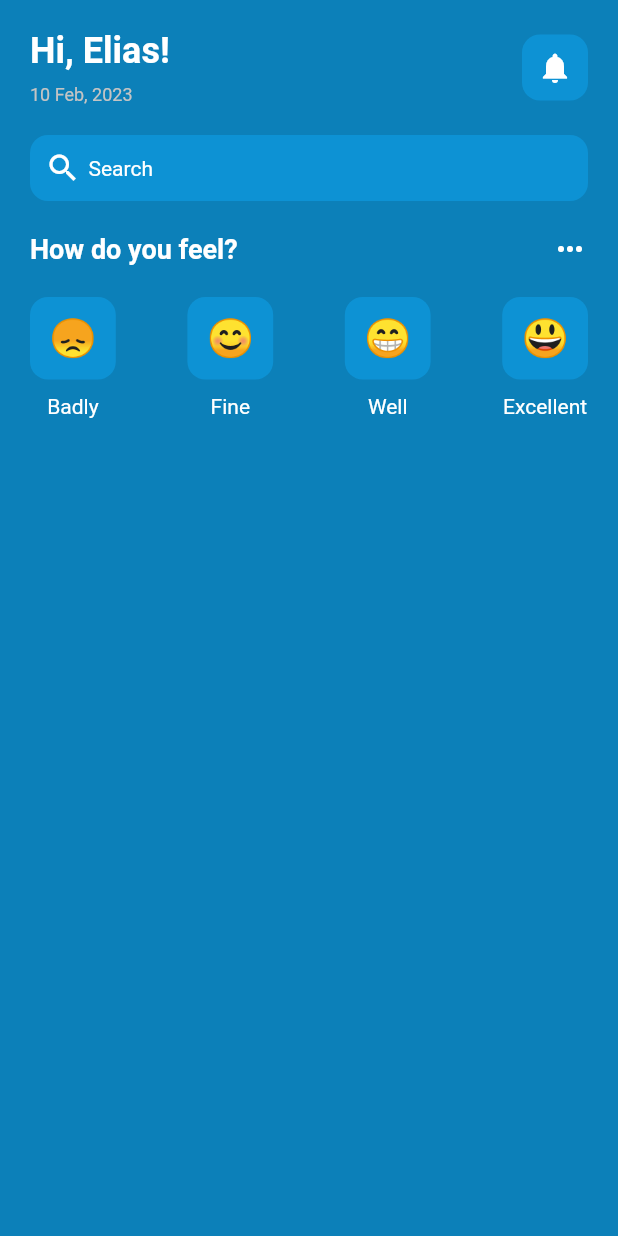
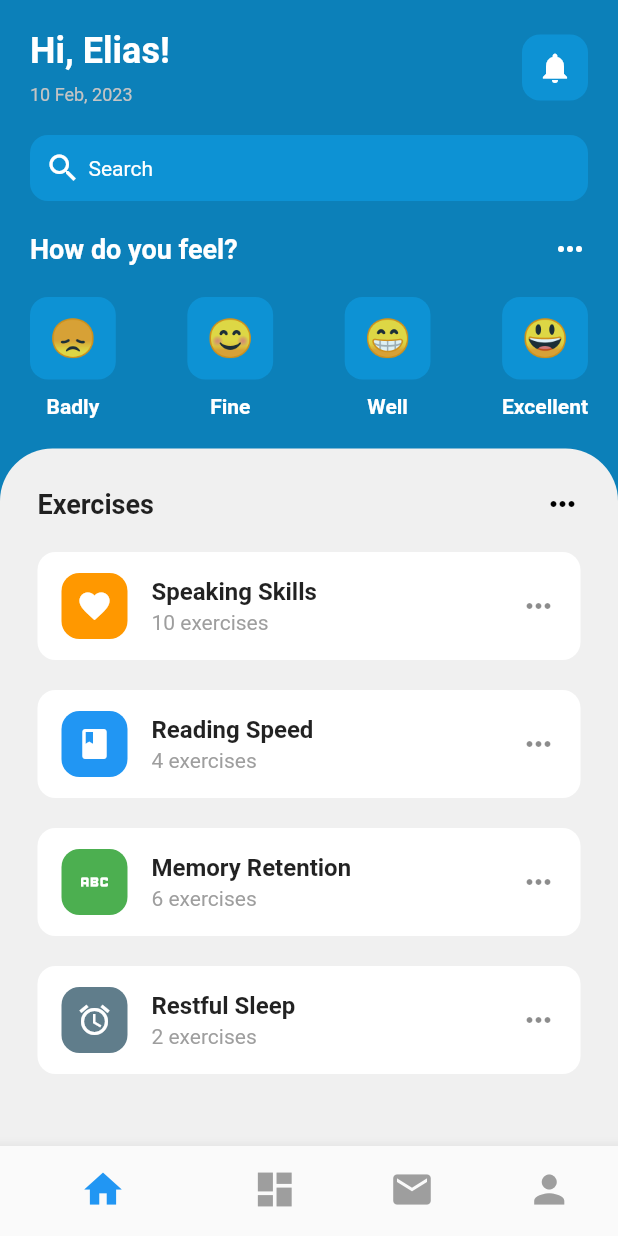
Before and after one commit to eliascreates/Mental-Health-App, a Flutter app: the screen it shows after launch, on a phone screen of 412 x 824 dp. Run offline on Flutter 3.47's test engine with Material 2 defaults, Android fonts, the phone set to English and light mode, and no system bars.

Commit message:
Complete UI Design of Home Page

```diff
--- /dev/null
+++ b/lib/customWidgets/bottom_navbar.dart
@@ -0,0 +1,46 @@
+import 'package:flutter/material.dart';
+
+class BottomNav extends StatelessWidget {
+  const BottomNav({super.key});
+
+  @override
+  Widget build(BuildContext context) {
+    return BottomNavigationBar(
+      items: const [
+        BottomNavigationBarItem(
+            icon: Icon(Icons.home,
+                color: Colors.grey, size: 30, semanticLabel: 'Home Page'),
+            label: 'Home',
+            activeIcon: Icon(Icons.home,
+                color: Colors.blue,
+                size: 30,
+                semanticLabel: 'Selected Home Page')),
+        BottomNavigationBarItem(
+            icon: Icon(Icons.dashboard,
+                color: Colors.grey, size: 30, semanticLabel: 'Dashboard Page'),
+            label: 'category',
+            activeIcon: Icon(Icons.dashboard,
+                color: Colors.blue,
+                size: 30,
+                semanticLabel: 'Selected Dashboard Page')),
+        BottomNavigationBarItem(
+            icon: Icon(Icons.mail,
+                color: Colors.grey, size: 30, semanticLabel: 'Mail Page'),
+            label: 'Mail',
+            activeIcon: Icon(Icons.mail,
+                color: Colors.blue,
+                size: 30,
+                semanticLabel: 'Selected Mail Page ')),
+        BottomNavigationBarItem(
+            icon: Icon(Icons.person,
+                color: Colors.grey, size: 30, semanticLabel: 'Profile Page'),
+            label: 'Profile',
+            activeIcon: Icon(Icons.person,
+                color: Colors.blue,
+                size: 30,
+                semanticLabel: 'Selected Profile Page')),
+      ],
+      showSelectedLabels: false,
+    );
+  }
+}
--- a/lib/customWidgets/emoji_with_text_widget.dart
+++ b/lib/customWidgets/emoji_with_text_widget.dart
@@ -29,7 +29,9 @@ class Emoji extends StatelessWidget {
         Text(
           emojiText,
           style: const TextStyle(
+            color: Colors.white,
             fontSize: 14,
+            fontWeight: FontWeight.bold,
           ),
         ),
       ],
--- /dev/null
+++ b/lib/customWidgets/exercises_tile.dart
@@ -0,0 +1,59 @@
+import 'package:flutter/material.dart';
+
+class ExerciseTile extends StatelessWidget {
+  final String exerciseName;
+  final int numExercises;
+  final Color iconBackColor;
+  final IconData iconFace;
+  const ExerciseTile(
+      {super.key,
+      required this.exerciseName,
+      required this.numExercises,
+      required this.iconBackColor,
+      required this.iconFace});
+
+  @override
+  Widget build(BuildContext context) {
+    return Padding(
+      padding: const EdgeInsets.only(bottom: 20.0),
+      child: Container(
+        decoration: BoxDecoration(
+          borderRadius: BorderRadius.circular(12),
+          color: Colors.white,
+        ),
+        child: ListTile(
+          title: Text(
+            exerciseName,
+            style: const TextStyle(fontWeight: FontWeight.bold),
+          ),
+          leading: Column(
+            mainAxisAlignment: MainAxisAlignment.center,
+            children: [
+              Container(
+                padding: const EdgeInsets.all(10),
+                decoration: BoxDecoration(
+                    color: iconBackColor,
+                    borderRadius: BorderRadius.circular(12)),
+                child: Icon(
+                  iconFace,
+                  color: Colors.white,
+                ),
+              ),
+            ],
+          ),
+          subtitle: Column(
+            crossAxisAlignment: CrossAxisAlignment.start,
+            children: [
+              Text(
+                '$numExercises exercises',
+                style: const TextStyle(color: Colors.grey),
+              ),
+            ],
+          ),
+          trailing: const SizedBox(
+              height: double.infinity, child: Icon(Icons.more_horiz)),
+        ),
+      ),
+    );
+  }
+}
--- a/lib/customWidgets/search_bar.dart
+++ b/lib/customWidgets/search_bar.dart
@@ -17,7 +17,12 @@ class SearchBar extends StatelessWidget {
           SizedBox(
             width: 5,
           ),
-          Text('Search'),
+          Text(
+            'Search',
+            style: TextStyle(
+              color: Colors.white,
+            ),
+          ),
         ],
       ),
     );
--- a/lib/main.dart
+++ b/lib/main.dart
@@ -16,7 +16,7 @@ class MyApp extends StatelessWidget {
       theme: ThemeData(
         primarySwatch: Colors.blue,
         iconTheme: const IconThemeData(color: Colors.white),
-        textTheme: Theme.of(context).textTheme.apply(bodyColor: Colors.white),
+        //textTheme: Theme.of(context).textTheme.apply(bodyColor: Colors.white),
       ),
       home: HomePage(),
     );
--- a/lib/pages/home_page.dart
+++ b/lib/pages/home_page.dart
@@ -3,6 +3,8 @@ import 'package:flutter/material.dart';
 //Custom Widgets
 import '../customWidgets/search_bar.dart';
 import '../customWidgets/emoji_with_text_widget.dart';
+import '../customWidgets/exercises_tile.dart';
+import '../customWidgets/bottom_navbar.dart';
 
 class HomePage extends StatelessWidget {
   HomePage({super.key});
@@ -18,8 +20,11 @@ class HomePage extends StatelessWidget {
   Widget build(BuildContext context) {
     return Scaffold(
       backgroundColor: const Color.fromARGB(255, 12, 128, 185),
+      bottomNavigationBar: const BottomNav(),
       body: SafeArea(
-        child: Padding(
+        child: Column(
+          children: [
+            Padding(
               padding: const EdgeInsets.all(20.0),
               child: Column(
                 children: [
@@ -32,6 +37,7 @@ class HomePage extends StatelessWidget {
                           Text(
                             'Hi, Elias!',
                             style: TextStyle(
+                              color: Colors.white,
                               fontSize: 24,
                               fontWeight: FontWeight.bold,
                             ),
@@ -74,6 +80,7 @@ class HomePage extends StatelessWidget {
                       Text(
                         'How do you feel?',
                         style: TextStyle(
+                          color: Colors.white,
                           fontSize: 18,
                           fontWeight: FontWeight.bold,
                         ),
@@ -89,7 +96,7 @@ class HomePage extends StatelessWidget {
                     children: [
                       for (var text in emotions.keys)
                         Emoji(
-                      emoji: emotions[text] ?? '😪',
+                          emoji: emotions[text] ?? '🟡',
                           emojiText: text,
                         ),
                     ],
@@ -97,6 +104,72 @@ class HomePage extends StatelessWidget {
                 ],
               ),
             ),
+            Expanded(
+              child: Container(
+                padding: const EdgeInsets.only(left: 25, top: 25, right: 25),
+                decoration: const BoxDecoration(
+                  borderRadius: BorderRadius.only(
+                    topLeft: Radius.circular(35),
+                    topRight: Radius.circular(35),
+                  ),
+                  color: Color.fromARGB(255, 240, 240, 240),
+                ),
+                child: Column(
+                  children: [
+                    Row(
+                      mainAxisAlignment: MainAxisAlignment.spaceBetween,
+                      children: const [
+                        Text(
+                          'Exercises',
+                          style: TextStyle(
+                              fontWeight: FontWeight.bold, fontSize: 18),
+                        ),
+                        Icon(
+                          Icons.more_horiz,
+                          color: Colors.black,
+                        ),
+                      ],
+                    ),
+                    const SizedBox(
+                      height: 20,
+                    ),
+                    //List of Exercises
+                    Expanded(
+                      child: ListView(
+                        children: const [
+                          ExerciseTile(
+                            exerciseName: 'Speaking Skills',
+                            numExercises: 10,
+                            iconFace: Icons.favorite,
+                            iconBackColor: Colors.orange,
+                          ),
+                          ExerciseTile(
+                            exerciseName: 'Reading Speed',
+                            numExercises: 4,
+                            iconFace: Icons.book,
+                            iconBackColor: Colors.blue,
+                          ),
+                          ExerciseTile(
+                            exerciseName: 'Memory Retention',
+                            numExercises: 6,
+                            iconFace: Icons.abc,
+                            iconBackColor: Colors.green,
+                          ),
+                          ExerciseTile(
+                            exerciseName: 'Restful Sleep',
+                            numExercises: 2,
+                            iconFace: Icons.access_alarm,
+                            iconBackColor: Colors.blueGrey,
+                          ),
+                        ],
+                      ),
+                    )
+                  ],
+                ),
+              ),
+            )
+          ],
+        ),
       ),
     );
   }
```
Lines whose indentation alone changed are shown as unchanged.
